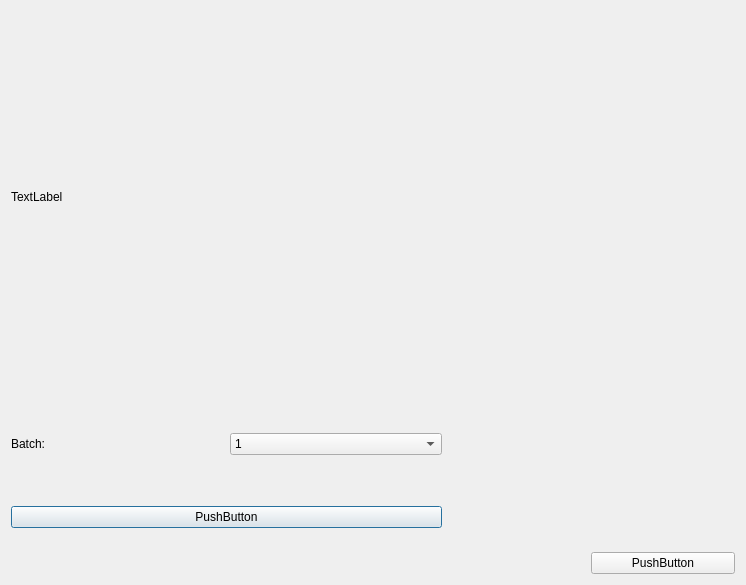
First picture: the form in GUI/train.ui, repository ZxxWs/IdentifyBuilding, before the edit.
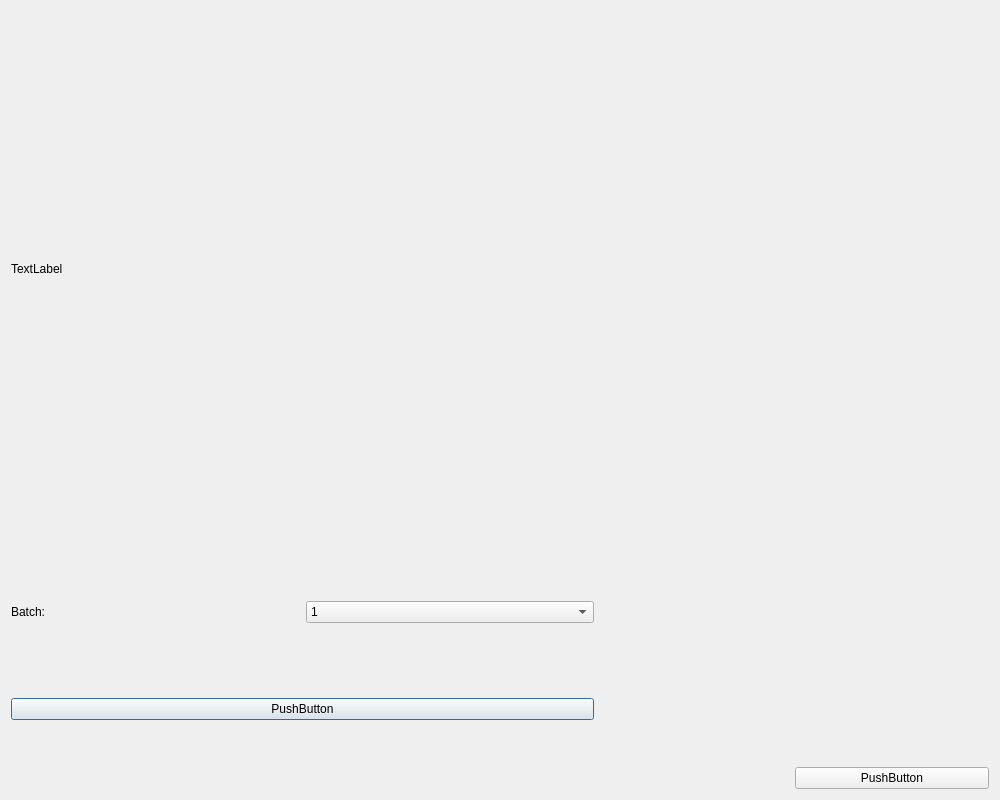
Second picture: the form after the edit.

Diff of the .ui file:
```diff
--- a/GUI/train.ui
+++ b/GUI/train.ui
@@ -6,8 +6,8 @@
    <rect>
     <x>0</x>
     <y>0</y>
-    <width>746</width>
-    <height>585</height>
+    <width>1000</width>
+    <height>800</height>
    </rect>
   </property>
   <property name="windowTitle">
```
